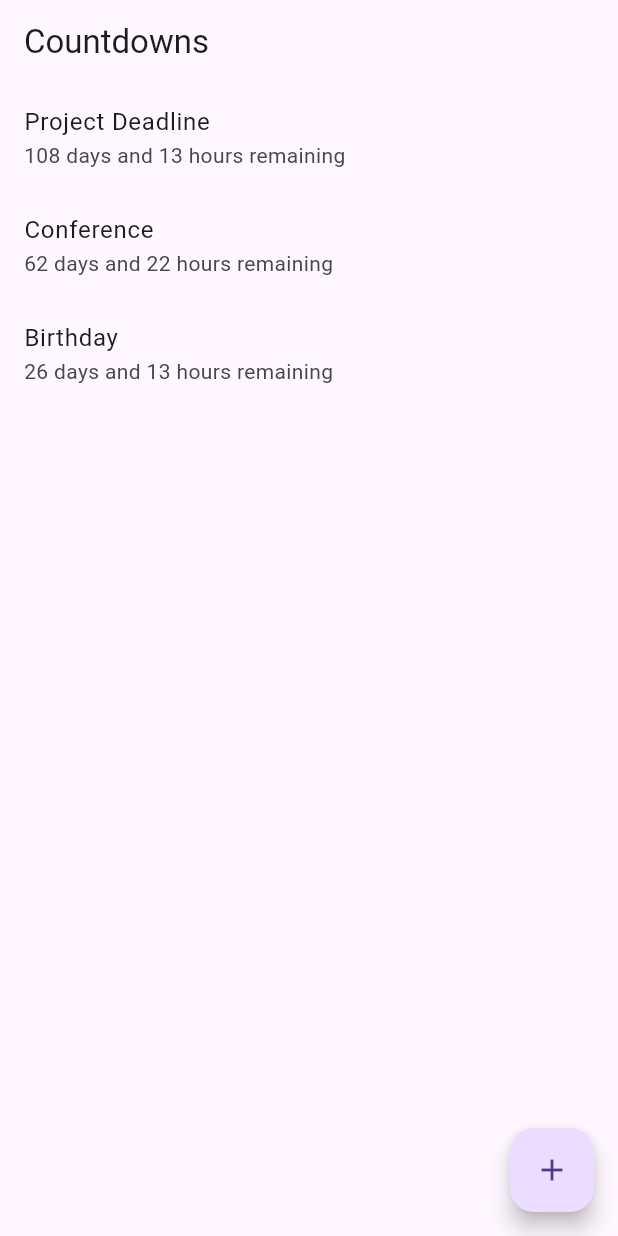
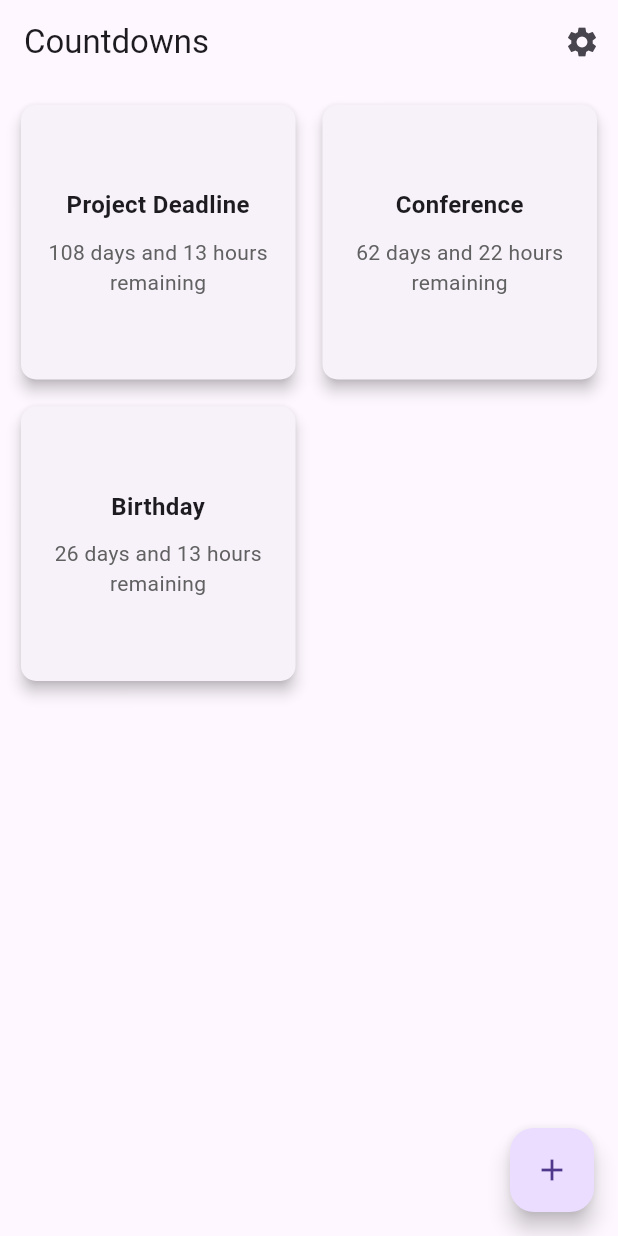
Before and after one commit to Miklos-design/countdown, a Flutter app: the screen it shows after launch, on a phone screen of 412 x 824 dp. Run offline on Flutter 3.47's test engine with Material 3 defaults, Android fonts, the phone set to English and light mode, and no system bars.

```diff
--- a/lib/pages/home_page.dart
+++ b/lib/pages/home_page.dart
@@ -1,6 +1,7 @@
 import 'package:flutter/material.dart';
 import '../countdown.dart';
 import 'add_countdown_page.dart';
+import 'settings_page.dart';
 
 class HomePage extends StatefulWidget {
   @override
@@ -8,14 +9,12 @@ class HomePage extends StatefulWidget {
 }
 
 class _HomePageState extends State<HomePage> {
-  // Hardcoded events, but you will allow dynamic adding
   List<Map<String, dynamic>> events = [
     {"description": "Project Deadline", "date": DateTime(2024, 12, 31, 0, 0)},
     {"description": "Conference", "date": DateTime(2024, 11, 15, 9, 0)},
     {"description": "Birthday", "date": DateTime(2024, 10, 10, 0, 0)}
   ];
 
-  // Method to add new countdowns to the list
   void _addNewCountdown(String description, DateTime date) {
     setState(() {
       events.add({"description": description, "date": date});
@@ -27,31 +26,73 @@ class _HomePageState extends State<HomePage> {
     return Scaffold(
       appBar: AppBar(
         title: Text('Countdowns'),
+        actions: [
+          IconButton(
+            icon: Icon(Icons.settings),
+            onPressed: () {
+              // Navigate to the settings page (need birger instead?)
+              Navigator.push(
+                context,
+                MaterialPageRoute(builder: (context) => SettingsPage()),
+              );
+            },
+          ),
+        ],
       ),
-      body: ListView.builder(
+      body: GridView.builder(
         itemCount: events.length,
+        gridDelegate: SliverGridDelegateWithFixedCrossAxisCount(
+          crossAxisCount: 2,
+          crossAxisSpacing: 10.0,
+          mainAxisSpacing: 10.0,
+          childAspectRatio: 1.0,
+        ),
+        padding: EdgeInsets.all(10.0),
         itemBuilder: (context, index) {
           final event = events[index];
           final countdown = Countdown(event['date']).calculateCountdown();
 
-          return ListTile(
-            title: Text(event['description']),
-            subtitle: Text(
-                '${countdown['days']} days and ${countdown['hours']} hours remaining'),
+          return Card(
+            shape: RoundedRectangleBorder(
+              borderRadius: BorderRadius.circular(10.0),
+            ),
+            elevation: 4.0,
+            child: Padding(
+              padding: const EdgeInsets.all(12.0),
+              child: Column(
+                mainAxisAlignment: MainAxisAlignment.center,
+                children: [
+                  Text(
+                    event['description'],
+                    style: TextStyle(
+                      fontSize: 16.0,
+                      fontWeight: FontWeight.bold,
+                    ),
+                    textAlign: TextAlign.center,
+                  ),
+                  SizedBox(height: 10.0),
+                  Text(
+                    '${countdown['days']} days and ${countdown['hours']} hours remaining',
+                    textAlign: TextAlign.center,
+                    style: TextStyle(
+                      fontSize: 14.0,
+                      color: Colors.grey[700],
+                    ),
+                  ),
+                ],
+              ),
+            ),
           );
         },
       ),
-      // Add a floating action button to navigate to the AddCountdownPage
       floatingActionButton: FloatingActionButton(
         child: Icon(Icons.add),
         onPressed: () async {
-          // Navigate to AddCountdownPage and wait for result
           final newEvent = await Navigator.push(
             context,
             MaterialPageRoute(builder: (context) => AddCountdownPage()),
           );
 
-          // If a new event is returned, add it to the events list
           if (newEvent != null) {
             _addNewCountdown(newEvent['description'], newEvent['date']);
           }
--- /dev/null
+++ b/lib/pages/settings_page.dart
@@ -0,0 +1,15 @@
+import 'package:flutter/material.dart';
+
+class SettingsPage extends StatelessWidget {
+  @override
+  Widget build(BuildContext context) {
+    return Scaffold(
+      appBar: AppBar(
+        title: Text('Settings'),
+      ),
+      body: Center(
+        child: Text('Settings Page'),
+      ),
+    );
+  }
+}
```
Also changed, not shown: 6 other files.
